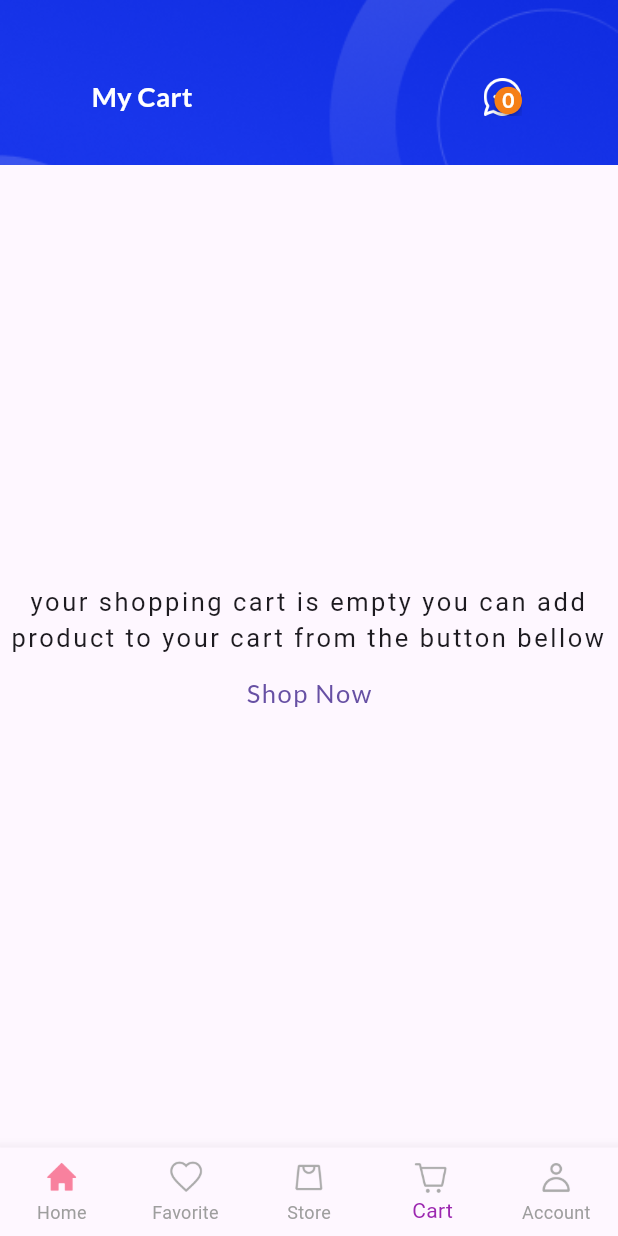
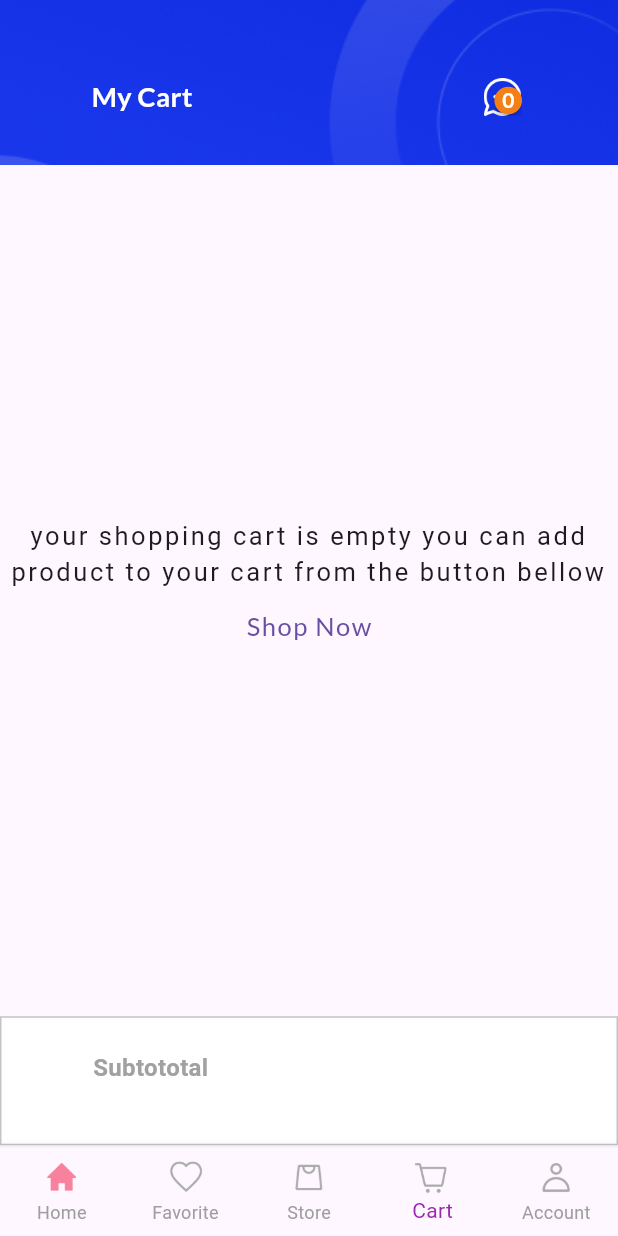
Before and after one commit to hieunguyen1912/AppDevelopment, a Flutter app: the screen it shows after launch, item 4 of the bottom bar chosen, on a phone screen of 412 x 824 dp. Run offline on Flutter 3.47's test engine with Material 3 defaults, Android fonts, the phone set to English and light mode, and no system bars; drawn by our look-alikes of badges; our stand-ins replace cloud_firestore, file_picker, firebase_auth, firebase_core, firebase_storage, flutter_easyloading and 2 more; missing offline and left inert: flutter_admin_scaffold; accounts and stored records are empty.

Commit message:
update cart

```diff
--- a/Group7Project/Ecommerceapp/tmdt_app/lib/models/cart_models.dart
+++ b/Group7Project/Ecommerceapp/tmdt_app/lib/models/cart_models.dart
@@ -3,7 +3,7 @@ class CartModel {
   final String productPrice;
   final String categoryname;
   final List imageUrl;
-  final int quantity;
+  int quantity;
   final int instock;
   final String productId;
   final String productSize;
--- a/Group7Project/Ecommerceapp/tmdt_app/lib/views/screens/nav_screens/cart_screens.dart
+++ b/Group7Project/Ecommerceapp/tmdt_app/lib/views/screens/nav_screens/cart_screens.dart
@@ -18,6 +18,7 @@ class _CartScreensState extends ConsumerState<CartScreens> {
   @override
   Widget build(BuildContext context) {
     final cartData = ref.watch(cartProvider);
+    final _cartProvider = ref.read(cartProvider.notifier);
     return Scaffold(
       appBar: PreferredSize(
         preferredSize: Size.fromHeight(
@@ -231,7 +232,10 @@ class _CartScreensState extends ConsumerState<CartScreens> {
                                             child: Row(
                                               children: [
                                                 IconButton(
-                                                  onPressed: () {},
+                                                  onPressed: () {
+                                                    _cartProvider.decrementItem(
+                                                        cartItem.productId);
+                                                  },
                                                   icon: Icon(
                                                     CupertinoIcons.minus,
                                                     color: Colors.white,
@@ -244,7 +248,10 @@ class _CartScreensState extends ConsumerState<CartScreens> {
                                                   ),
                                                 ),
                                                 IconButton(
-                                                  onPressed: () {},
+                                                  onPressed: () {
+                                                    _cartProvider.incrementItem(
+                                                        cartItem.productId);
+                                                  },
                                                   icon: Icon(
                                                     CupertinoIcons.plus,
                                                     color: Colors.white,
@@ -254,7 +261,10 @@ class _CartScreensState extends ConsumerState<CartScreens> {
                                             ),
                                           ),
                                           IconButton(
-                                            onPressed: () {},
+                                            onPressed: () {
+                                              _cartProvider.removeFromCart(
+                                                  cartItem.productId);
+                                            },
                                             icon: Icon(
                                               CupertinoIcons.delete,
                                             ),
@@ -274,6 +284,49 @@ class _CartScreensState extends ConsumerState<CartScreens> {
                 ],
               ),
             ),
+      bottomNavigationBar: Container(
+        width: 416,
+        height: 89,
+        clipBehavior: Clip.hardEdge,
+        decoration: const BoxDecoration(),
+        child: Stack(
+          clipBehavior: Clip.none,
+          children: [
+            Align(
+              alignment: Alignment.center,
+              child: Container(
+                width: 416,
+                height: 86,
+                clipBehavior: Clip.hardEdge,
+                decoration: BoxDecoration(
+                    color: Colors.white,
+                    border: Border.all(
+                      color: Color(0xFFC4C4C4),
+                    )),
+              ),
+            ),
+            Align(
+              alignment: Alignment(-0.63, -0.26),
+              child: Text(
+                'Subtototal',
+                style: GoogleFonts.roboto(
+                  color: const Color(
+                    0xFFA1A1A1,
+                  ),
+                  fontSize: 16,
+                  fontWeight: FontWeight.bold,
+                ),
+              ),
+            ),
+            Align(
+              alignment: Alignment(
+                -0.19,
+                -0.31,
+              ),
+            )
+          ],
+        ),
+      ),
     );
   }
 }
```
Also changed, not shown: Group7Project/Ecommerceapp/tmdt_app/lib/provider/cart_provider.dart (+21 -2 lines).
